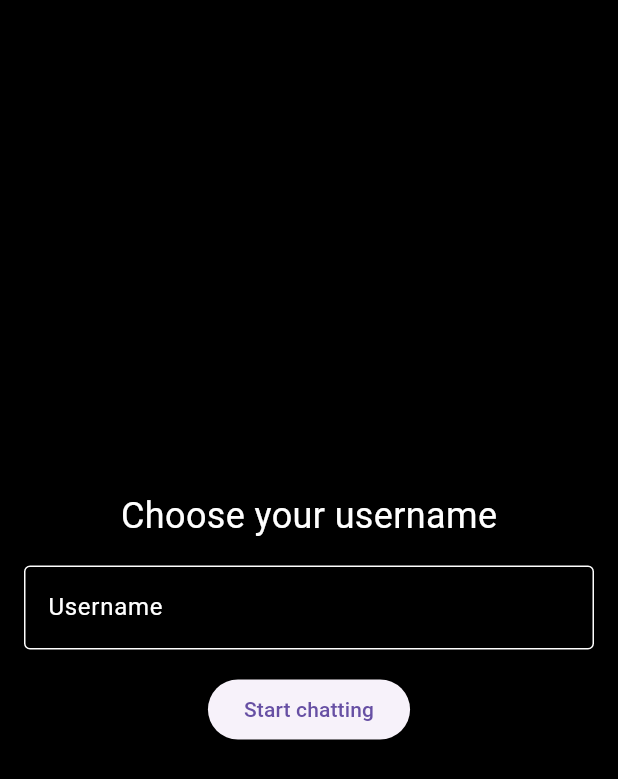
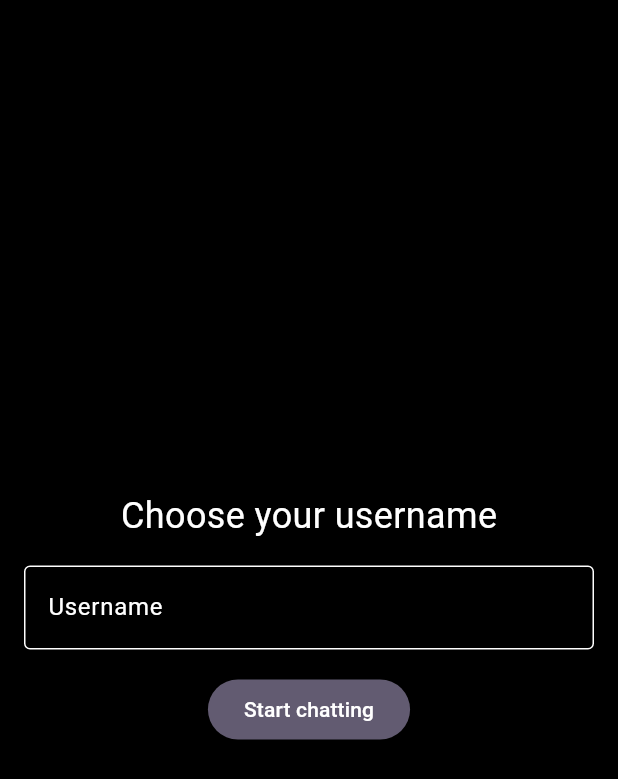
Before and after one commit to sabichu/nearby_chat_app, a Flutter app: the screen it shows after launch, on a phone screen of 412 x 824 dp. Shown: the top 779 px of the screen. Run offline on Flutter 3.47's test engine with Material 3 defaults, Android fonts, the phone set to English and light mode, and no system bars; our stand-ins replace device_info_plus, permission_handler, sqflite; missing offline and left inert: device_marketing_names, nearby_connections; accounts and stored records are empty.

Commit message:
Add new indicators on HomeScreen

```diff
--- a/lib/models/device.dart
+++ b/lib/models/device.dart
@@ -5,6 +5,7 @@ class Device {
   final String? userName;
   final String? modelName;
   bool isIndirect;
+  bool isUnderVerification;
   int lastSeenAt;
 
   Device({
@@ -14,6 +15,7 @@ class Device {
     this.userName,
     this.modelName,
     this.isIndirect = false,
+    this.isUnderVerification = false,
     required this.lastSeenAt,
   });
 
@@ -25,6 +27,7 @@ class Device {
       'user_name': userName,
       'model_name': modelName,
       'is_indirect': isIndirect ? 1 : 0,
+      'is_under_verification': isUnderVerification ? 1 : 0,
       'last_seen_at': lastSeenAt,
     };
   }
@@ -37,6 +40,7 @@ class Device {
       userName: map['user_name'],
       modelName: map['model_name'],
       isIndirect: map['is_indirect'] == 1,
+      isUnderVerification: map['is_under_verification'] == 1,
       lastSeenAt: map['last_seen_at'],
     );
   }
--- a/lib/screens/home_screen.dart
+++ b/lib/screens/home_screen.dart
@@ -140,6 +140,8 @@ class _HomeScreenState extends State<HomeScreen> {
                             userName: device.userName,
                             deviceName: device.modelName,
                             unreadMessages: unreadCount,
+                            isIndirect: device.isIndirect,
+                            isUnderVerification: device.isUnderVerification,
                           ),
                         );
                       },
--- a/lib/screens/user_name_screen.dart
+++ b/lib/screens/user_name_screen.dart
@@ -74,6 +74,14 @@ class _UserNameScreenState extends State<UserNameScreen> {
               ElevatedButton(
                 onPressed: _validateAndProceed,
                 child: const Text('Start chatting'),
+                style: ElevatedButton.styleFrom(
+                  foregroundColor: Colors.white,
+                  backgroundColor: Theme.of(context).colorScheme.secondary,
+                  shape: RoundedRectangleBorder(
+                    borderRadius: BorderRadius.circular(25),
+                  ),
+                  elevation: 15.0,
+                ),
               ),
             ],
           ),
```
Also changed, not shown: lib/services/local_database_service.dart (+14 -0 lines), lib/services/nearby_service_manager.dart (+10 -1 lines), lib/widgets/user_card.dart (+26 -0 lines), 1 other file.
